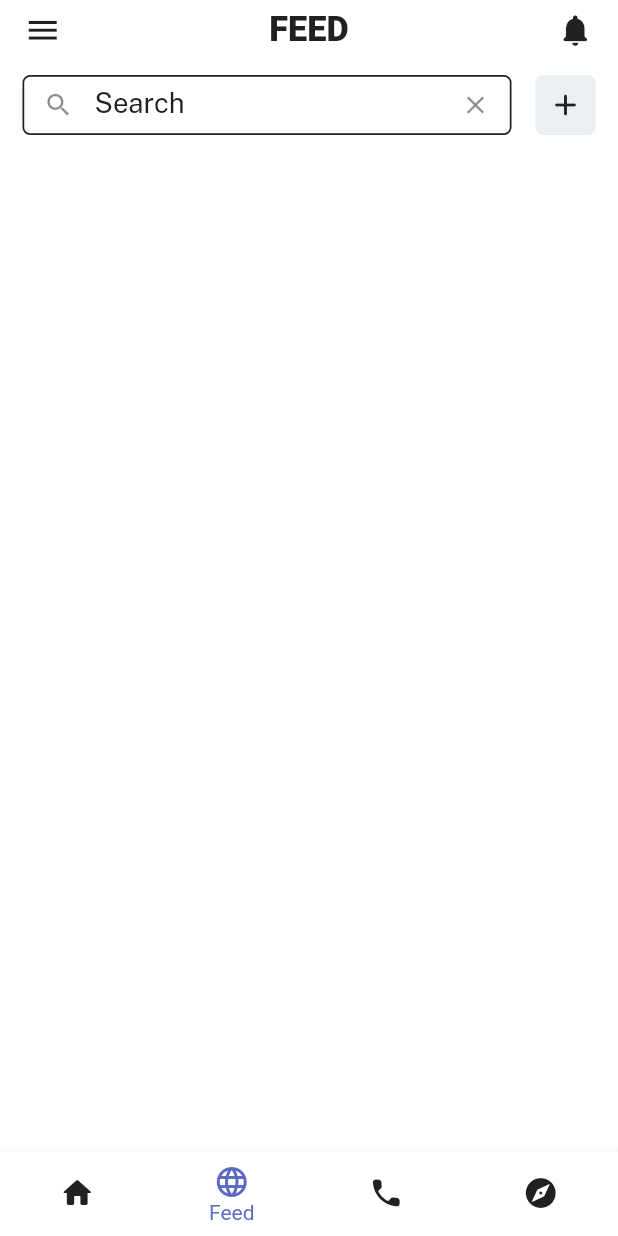
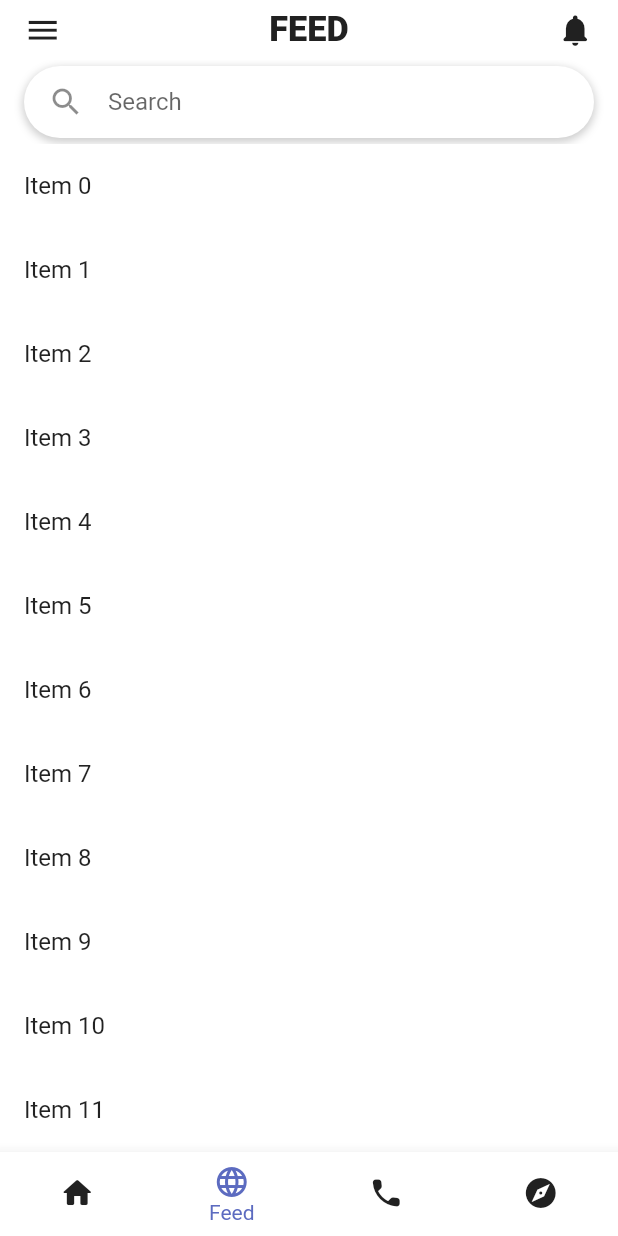
Before and after one commit to rhoebie/tagconnect-app-repo, a Flutter app: the HomeScreen screen opened directly, swiped to page 2, on a phone screen of 412 x 824 dp. Run offline on Flutter 3.47's test engine with Material 2 defaults, Android fonts, the phone set to English and light mode, and no system bars; our stand-ins replace auto_size_text, connectivity_plus, device_info_plus, fl_chart, flutter_map, flutter_screenutil and 6 more; accounts and stored records are empty; network calls fail; project files that could hold a hidden picture were left out.

Commit message:
add search bar

```diff
--- a/lib/screens/home_screen.dart
+++ b/lib/screens/home_screen.dart
@@ -1,6 +1,7 @@
 import 'package:flutter/material.dart';
 import 'package:flutter_screenutil/flutter_screenutil.dart';
 import 'package:taguigconnect/constants/color_constant.dart';
+import 'package:taguigconnect/widgets/home/feed_widget.dart';
 import 'package:taguigconnect/widgets/home/menu_widget.dart';
 import 'package:taguigconnect/widgets/home/contact_widget.dart';
 import 'package:taguigconnect/widgets/home/explore_widget.dart';
@@ -234,9 +235,9 @@ class _HomeScreenState extends State<HomeScreen> {
           controller: _pageController,
           children: [
             HomeWidget(),
+            FeedWidget(),
             ContactWidget(),
             ExploreWidget(),
-            MenuWidget(),
           ],
           onPageChanged: (index) {
             setState(() {
--- /dev/null
+++ b/lib/widgets/home/feed_widget.dart
@@ -0,0 +1,63 @@
+import 'package:flutter/material.dart';
+import 'package:taguigconnect/constants/color_constant.dart';
+
+class FeedWidget extends StatefulWidget {
+  const FeedWidget({super.key});
+
+  @override
+  State<FeedWidget> createState() => _FeedWidgetState();
+}
+
+class _FeedWidgetState extends State<FeedWidget> {
+  @override
+  Widget build(BuildContext context) {
+    return Scaffold(
+      body: Container(
+        child: CustomScrollView(
+          slivers: [
+            SliverAppBar(
+              pinned: false,
+              floating: true,
+              snap: true,
+              elevation: 0,
+              backgroundColor: Colors.transparent,
+              title: Container(
+                padding: EdgeInsets.symmetric(horizontal: 16),
+                decoration: BoxDecoration(
+                  color: tcWhite,
+                  borderRadius: BorderRadius.circular(25),
+                  boxShadow: [
+                    BoxShadow(
+                      color: Colors.grey.withOpacity(0.5),
+                      spreadRadius: 1,
+                      blurRadius: 4,
+                      offset: Offset(0, 2),
+                    ),
+                  ],
+                ),
+                child: TextField(
+                  decoration: InputDecoration(
+                    hintText: 'Search',
+                    icon: Icon(Icons.search),
+                    border: InputBorder.none,
+                  ),
+                ),
+              ),
+              centerTitle: true,
+            ),
+            SliverList(
+              delegate: SliverChildBuilderDelegate(
+                (BuildContext context, int index) {
+                  return ListTile(
+                    title: Text('Item $index'),
+                  );
+                },
+                childCount: 50,
+              ),
+            ),
+          ],
+        ),
+      ),
+    );
+  }
+}
```
